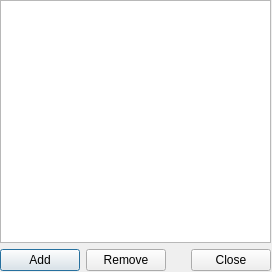
Above: ui/ignore.ui from gitter-badger/simplechatclient before the change. Below: the same form after it.
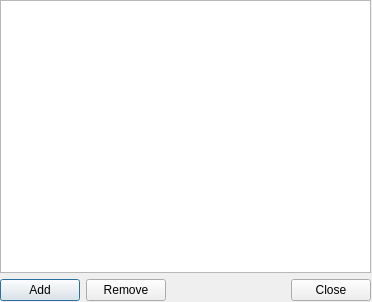
That is the form after the change. Icons and pictures are not drawn.

```diff
--- a/ui/ignore.ui
+++ b/ui/ignore.ui
@@ -6,20 +6,20 @@
    <rect>
     <x>0</x>
     <y>0</y>
-    <width>272</width>
-    <height>272</height>
+    <width>372</width>
+    <height>302</height>
    </rect>
   </property>
   <property name="minimumSize">
    <size>
-    <width>272</width>
-    <height>272</height>
+    <width>372</width>
+    <height>302</height>
    </size>
   </property>
   <property name="maximumSize">
    <size>
-    <width>272</width>
-    <height>272</height>
+    <width>372</width>
+    <height>302</height>
    </size>
   </property>
   <property name="windowTitle">
@@ -34,8 +34,8 @@
     <rect>
      <x>0</x>
      <y>0</y>
-     <width>271</width>
-     <height>271</height>
+     <width>371</width>
+     <height>301</height>
     </rect>
    </property>
    <layout class="QVBoxLayout" name="verticalLayout">
```
